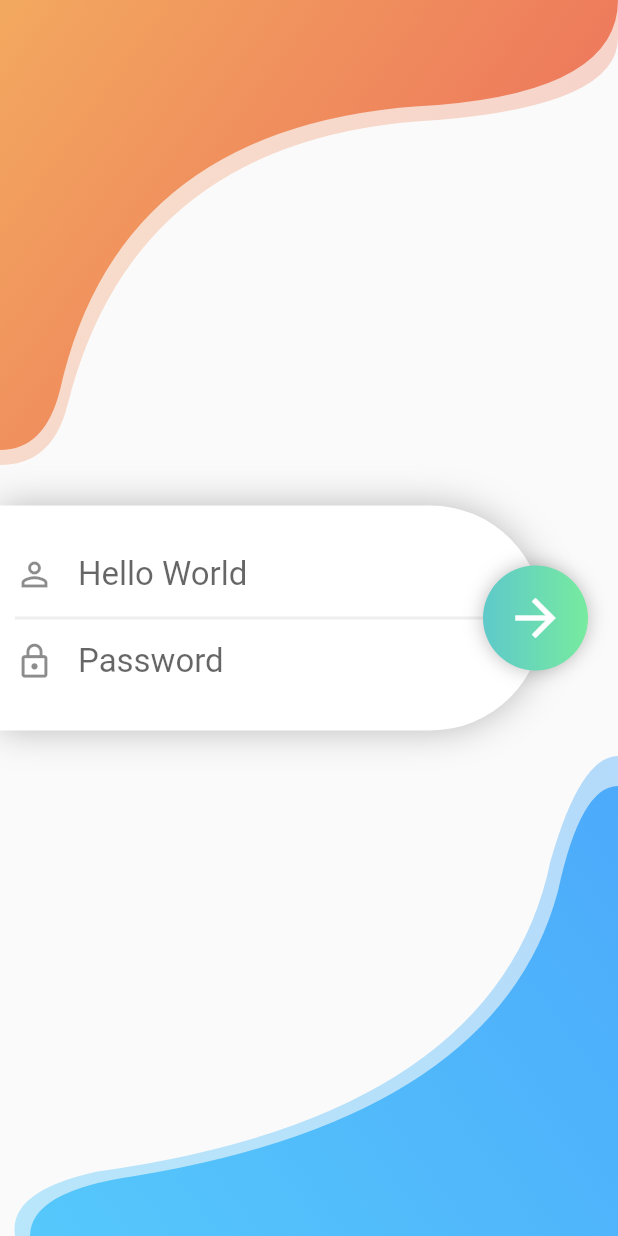
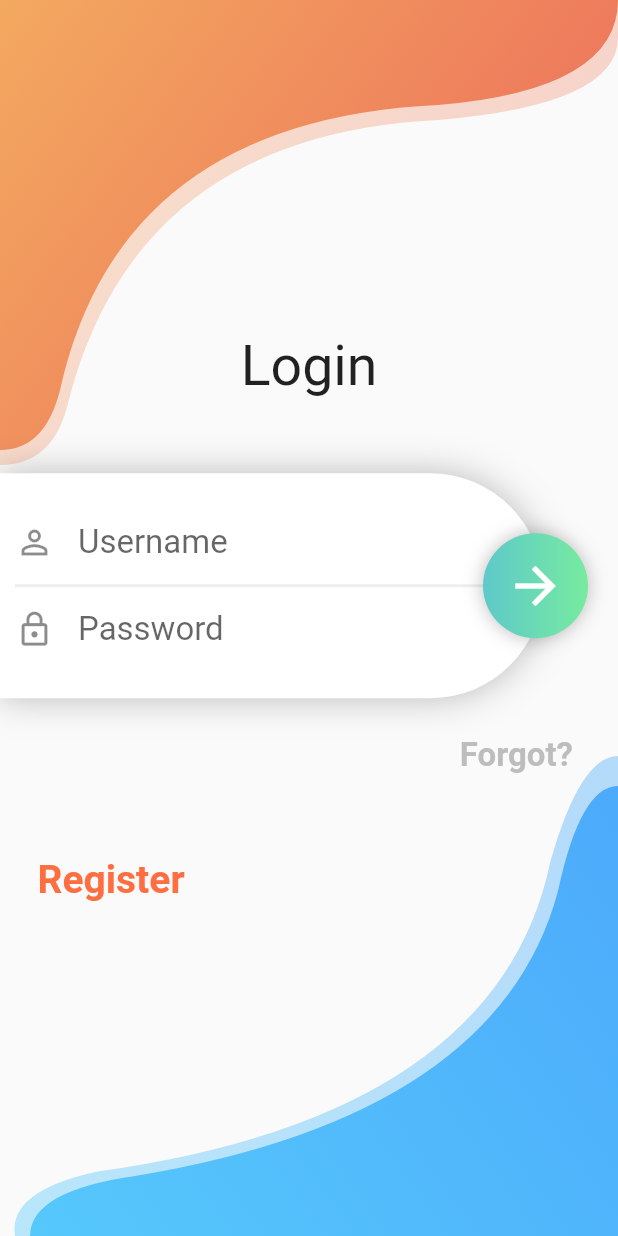
Before and after one commit to feMoraes0/sign-ui, a Flutter app: the screen it shows after launch, on a phone screen of 412 x 824 dp. Run offline on Flutter 3.47's test engine with Material 2 defaults, Android fonts, the phone set to English and light mode, and no system bars.

Commit message:
Organizing login screen with new elements

```diff
--- a/lib/login.dart
+++ b/lib/login.dart
@@ -17,12 +17,20 @@ class Login extends StatelessWidget {
             Positioned(top: 0, left: 0, child: CurvedLeft()),
             Positioned(bottom: 0, left: 0, child: CurvedRightShadow()),
             Positioned(bottom: 0, left: 0, child: CurvedRight()),
-
             Container(
               height: size.height,
               width: size.width,
-              child: Center(
-                child: Stack(
+              child: Column(
+                mainAxisAlignment: MainAxisAlignment.center,
+                children: <Widget>[
+                  Padding(
+                    padding: const EdgeInsets.only(bottom: 50.0),
+                    child: Text(
+                      "Login",
+                      style: TextStyle(fontSize: 37.0),
+                    ),
+                  ),
+                  Stack(
                     children: <Widget>[
                       Container(
                         height: 150.0,
@@ -54,7 +62,7 @@ class Login extends StatelessWidget {
                                   Icons.person_outline,
                                   size: 26.0,
                                 ),
-                              hintText: "Hello World",
+                                hintText: "Username",
                                 border: InputBorder.none,
                               ),
                             ),
@@ -113,6 +121,36 @@ class Login extends StatelessWidget {
                       ),
                     ],
                   ),
+                  Container(
+                    alignment: Alignment.centerRight,
+                    padding: const EdgeInsets.symmetric(
+                      vertical: 25.0,
+                      horizontal: 30.0,
+                    ),
+                    child: Text(
+                      "Forgot?",
+                      style: TextStyle(
+                        fontSize: 22.0,
+                        color: Colors.grey[400],
+                        fontWeight: FontWeight.w700,
+                      ),
+                    ),
+                  ),
+                  Container(
+                    alignment: Alignment.centerLeft,
+                    padding: const EdgeInsets.only(
+                      left: 25.0,
+                      top: 30.0
+                    ),
+                    child: Text(
+                      "Register",
+                      style: TextStyle(
+                          fontSize: 26.0,
+                          color: Colors.deepOrangeAccent,
+                          fontWeight: FontWeight.w700),
+                    ),
+                  ),
+                ],
               ),
             ),
           ],
```
Lines whose indentation alone changed are shown as unchanged.
